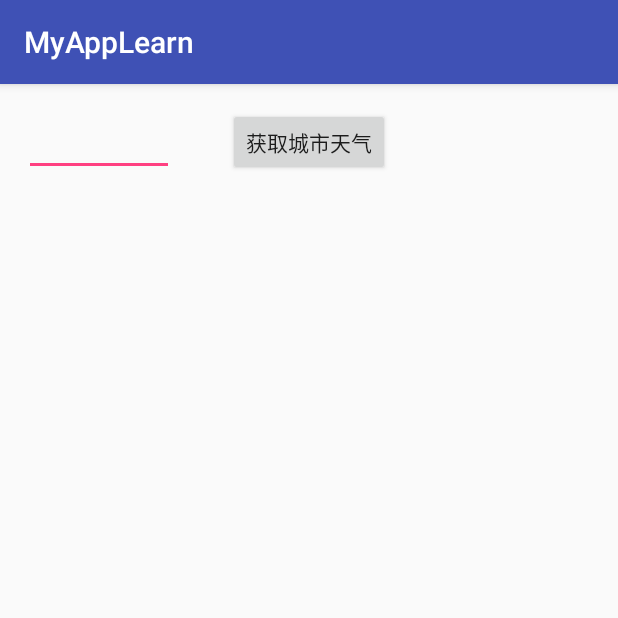
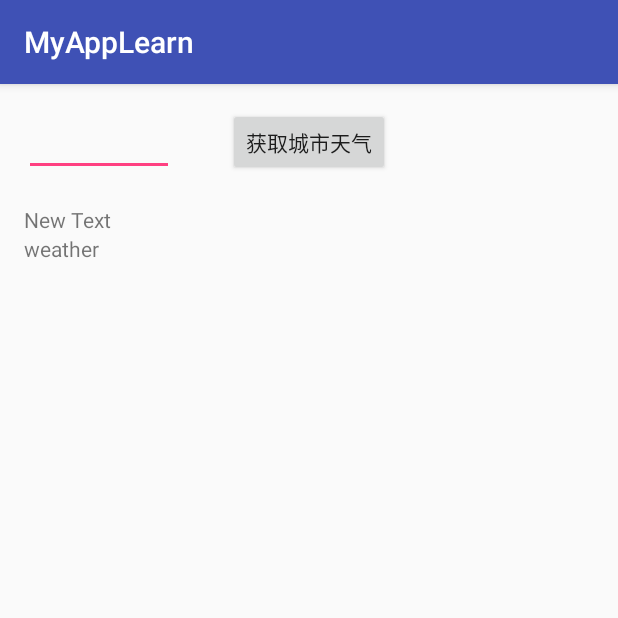
Before and after one commit to 479379222/MyAppLearn, an Android app: the VolleyActivity screen opened directly, with no data from a screen before it, on a phone screen of 412 x 824 dp, the top half of it. Run offline under Robolectric (Android 15) with nearby library versions, the phone set to English and light mode, and no system bars; our stand-ins replace CircleImageView.

Commit message:
Volley Test

```diff
--- a/app/src/main/java/com/example/jason/myapplearn/VolleyActivity.java
+++ b/app/src/main/java/com/example/jason/myapplearn/VolleyActivity.java
@@ -14,6 +14,8 @@ import com.android.volley.VolleyError;
 import com.android.volley.toolbox.JsonObjectRequest;
 import com.android.volley.toolbox.Volley;
 
+import org.json.JSONArray;
+import org.json.JSONException;
 import org.json.JSONObject;
 
 import java.io.UnsupportedEncodingException;
@@ -23,7 +25,7 @@ public class VolleyActivity extends AppCompatActivity {
 
     private EditText editText;
     private Button btnWeather;
-    private TextView txtViewWeather;
+    private TextView txtViewWeather,txtViewCity,txtViewWendu;
 
     @Override
     protected void onCreate(Bundle savedInstanceState) {
@@ -49,7 +51,17 @@ public class VolleyActivity extends AppCompatActivity {
                 JsonObjectRequest request = new JsonObjectRequest(Request.Method.GET, URL, null, new Response.Listener<JSONObject>() {
                     @Override
                     public void onResponse(JSONObject jsonObject) {
-                        txtViewWeather.setText(jsonObject.toString());
+                        //txtViewWeather.setText(jsonObject.toString());
+                        try {
+                            String jsoncontent=jsonObject.getString("result");
+                            //JSONObject result=new JSONObject(jsoncontent);
+                            JSONArray array=new JSONArray(jsoncontent);
+                            JSONObject jsonObjectSon= (JSONObject) array.opt(0);
+                            txtViewCity.setText("城市："+jsonObjectSon.getString("city"));
+                            txtViewWendu.setText("温度："+jsonObjectSon.getString("temperature"));
+                        } catch (JSONException e) {
+                            e.printStackTrace();
+                        }
                     }
                 }, new Response.ErrorListener() {
                     @Override
@@ -67,5 +79,7 @@ public class VolleyActivity extends AppCompatActivity {
         editText = (EditText) findViewById(R.id.editText4);
         btnWeather = (Button) findViewById(R.id.btnWeather);
         txtViewWeather = (TextView) findViewById(R.id.txtViewWeather);
+        txtViewCity=(TextView)findViewById(R.id.txtViewCity);
+        txtViewWendu=(TextView)findViewById(R.id.txtViewWendu);
     }
 }
--- a/app/src/main/res/layout/activity_volley.xml
+++ b/app/src/main/res/layout/activity_volley.xml
@@ -30,4 +30,20 @@
         android:layout_height="wrap_content"
         android:layout_alignParentStart="true"
         android:layout_below="@+id/editText4" />
+
+    <TextView
+        android:layout_width="wrap_content"
+        android:layout_height="wrap_content"
+        android:text="New Text"
+        android:id="@+id/txtViewCity"
+        android:layout_below="@+id/txtViewWeather"
+        android:layout_toEndOf="@+id/txtViewWeather" />
+
+    <TextView
+        android:layout_width="wrap_content"
+        android:layout_height="wrap_content"
+        android:text="weather"
+        android:id="@+id/txtViewWendu"
+        android:layout_below="@+id/txtViewCity"
+        android:layout_toEndOf="@+id/txtViewWeather" />
 </RelativeLayout>
```
